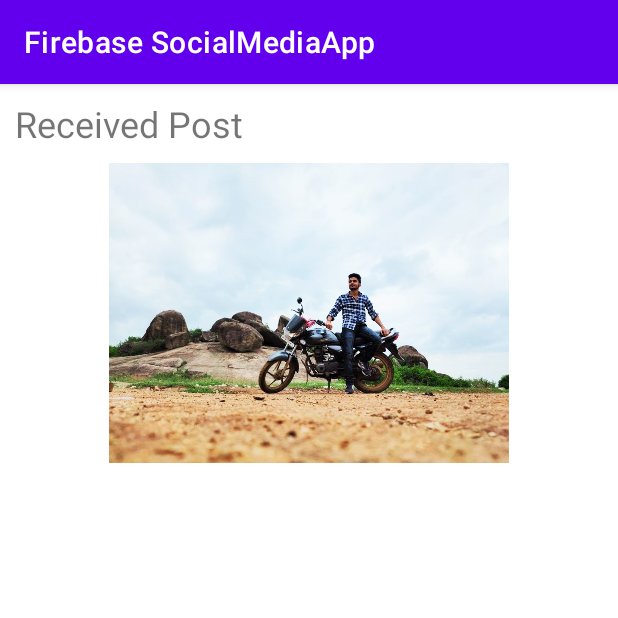
After one commit to vishwasranjan/SocialMediaApp, an Android app: the receivedpost screen opened directly, with no data from a screen before it, on a phone screen of 412 x 824 dp, the top half of it. The commit adds this screen. Run offline under Robolectric (Android 15) with nearby library versions, the phone set to English and light mode, and no system bars; our stand-ins replace Firebase (no records; nobody signed in at launch, a user with empty details on screens opened directly), Picasso.

Commit message:
User can show the post send by other user

```diff
--- a/app/build.gradle
+++ b/app/build.gradle
@@ -40,4 +40,6 @@ dependencies {
     androidTestImplementation 'androidx.test.espresso:espresso-core:3.2.0'
     implementation 'com.google.firebase:firebase-database:19.5.1'
     implementation 'com.google.firebase:firebase-storage:19.2.1'
+    implementation 'com.squareup.picasso:picasso:2.71828'
+
 }
--- a/app/src/main/AndroidManifest.xml
+++ b/app/src/main/AndroidManifest.xml
@@ -4,7 +4,7 @@
 
     <uses-permission android:name="android.permission.INTERNET" />
     <uses-permission android:name="android.permission.ACCESS_NETWORK_STATE" />
-    <uses-permission android:name="android.permission.READ_EXTERNAL_STORAGE"/>
+    <uses-permission android:name="android.permission.READ_EXTERNAL_STORAGE" />
 
     <application
         android:allowBackup="true"
@@ -13,7 +13,8 @@
         android:roundIcon="@mipmap/ic_launcher_round"
         android:supportsRtl="true"
         android:theme="@style/Theme.FirebaseSocialMediaApp">
-        <activity android:name=".SocialMediaActivity"></activity>
+        <activity android:name=".receivedpost"></activity>
+        <activity android:name=".SocialMediaActivity" />
         <activity android:name=".MainActivity">
             <intent-filter>
                 <action android:name="android.intent.action.MAIN" />
--- a/app/src/main/java/com/example/firebasesocialmediaapp/SocialMediaActivity.java
+++ b/app/src/main/java/com/example/firebasesocialmediaapp/SocialMediaActivity.java
@@ -113,6 +113,10 @@ public class SocialMediaActivity extends AppCompatActivity implements AdapterVie
                 finish();
                 Intent intent=new Intent(this,MainActivity.class);
                 startActivity(intent);
+                break;
+            case R.id.receiveditem:
+                Intent intent1=new Intent(this,receivedpost.class);
+                startActivity(intent1);
                 break;
         }
         return super.onOptionsItemSelected(item);
--- /dev/null
+++ b/app/src/main/java/com/example/firebasesocialmediaapp/receivedpost.java
@@ -0,0 +1,87 @@
+package com.example.firebasesocialmediaapp;
+
+import androidx.annotation.NonNull;
+import androidx.annotation.Nullable;
+import androidx.appcompat.app.AppCompatActivity;
+
+import android.os.Bundle;
+import android.view.View;
+import android.widget.AdapterView;
+import android.widget.ArrayAdapter;
+import android.widget.EditText;
+import android.widget.ImageView;
+import android.widget.ListView;
+import android.widget.TextView;
+
+import com.google.firebase.auth.FirebaseAuth;
+import com.google.firebase.database.ChildEventListener;
+import com.google.firebase.database.DataSnapshot;
+import com.google.firebase.database.DatabaseError;
+import com.google.firebase.database.FirebaseDatabase;
+import com.squareup.picasso.Picasso;
+
+import java.util.ArrayList;
+
+public class receivedpost extends AppCompatActivity implements AdapterView.OnItemClickListener {
+    private ListView receivedlistpost;
+    private ArrayAdapter adapter;
+    private ArrayList<String> usernames;
+    private ImageView receivedimagepost;
+    private TextView receiveddescription;
+    private ArrayList<DataSnapshot> dataSnapshots;
+
+    @Override
+    protected void onCreate(Bundle savedInstanceState) {
+        super.onCreate(savedInstanceState);
+        setContentView(R.layout.activity_receivedpost);
+        receivedlistpost=findViewById(R.id.receivedlist);
+        usernames=new ArrayList<>();
+        adapter=new ArrayAdapter(this, android.R.layout.simple_list_item_1,usernames);
+        receivedlistpost.setAdapter(adapter);
+        receivedimagepost=findViewById(R.id.receivedimage);
+        receiveddescription=findViewById(R.id.edtpostdescription);
+        dataSnapshots=new ArrayList<>();
+
+
+        receivedlistpost.setOnItemClickListener(this);
+
+        FirebaseDatabase.getInstance().getReference().child("my_user").child(FirebaseAuth.getInstance().getCurrentUser().getUid())
+                .child("Received_post").addChildEventListener(new ChildEventListener() {
+            @Override
+            public void onChildAdded(@NonNull DataSnapshot snapshot, @Nullable String previousChildName) {
+                dataSnapshots.add(snapshot);
+                String receivedusername=(String)snapshot.child("From Whom").getValue();
+                usernames.add(receivedusername);
+                adapter.notifyDataSetChanged();
+            }
+
+            @Override
+            public void onChildChanged(@NonNull DataSnapshot snapshot, @Nullable String previousChildName) {
+
+            }
+
+            @Override
+            public void onChildRemoved(@NonNull DataSnapshot snapshot) {
+
+            }
+
+            @Override
+            public void onChildMoved(@NonNull DataSnapshot snapshot, @Nullable String previousChildName) {
+
+            }
+
+            @Override
+            public void onCancelled(@NonNull DatabaseError error) {
+
+            }
+        });
+    }
+
+    @Override
+    public void onItemClick(AdapterView<?> parent, View view, int position, long id) {
+        DataSnapshot mydatasnapshot=dataSnapshots.get(position);
+        String downloadlink=(String)mydatasnapshot.child("Download Link").getValue();
+        Picasso.get().load(downloadlink).into(receivedimagepost);
+        receiveddescription.setText((String)mydatasnapshot.child("Description").getValue());
+    }
+}
--- /dev/null
+++ b/app/src/main/res/layout/activity_receivedpost.xml
@@ -0,0 +1,38 @@
+<?xml version="1.0" encoding="utf-8"?>
+<LinearLayout xmlns:android="http://schemas.android.com/apk/res/android"
+    xmlns:app="http://schemas.android.com/apk/res-auto"
+    xmlns:tools="http://schemas.android.com/tools"
+    android:layout_width="match_parent"
+    android:layout_height="match_parent"
+    android:orientation="vertical">
+
+    <TextView
+        android:id="@+id/textView"
+        android:layout_width="wrap_content"
+        android:layout_height="wrap_content"
+        android:layout_gravity="start|center_horizontal|center_vertical"
+        android:layout_margin="10dp"
+        android:text="Received Post"
+        android:textSize="24sp" />
+
+    <ImageView
+        android:id="@+id/receivedimage"
+        android:layout_width="match_parent"
+        android:layout_height="200dp"
+        app:srcCompat="@drawable/my_pic" />
+
+    <TextView
+        android:id="@+id/edtpostdescription"
+        android:layout_width="match_parent"
+        android:layout_height="wrap_content"
+        android:gravity="center"
+        android:textSize="24sp" />
+
+    <ListView
+        android:id="@+id/receivedlist"
+        android:layout_width="match_parent"
+        android:layout_height="match_parent"
+        android:layout_margin="10dp" />
+
+
+</LinearLayout>
--- a/app/src/main/res/menu/my_menu.xml
+++ b/app/src/main/res/menu/my_menu.xml
@@ -6,4 +6,8 @@
         android:id="@+id/logoutitem"
         android:title="logout"
         app:showAsAction="always" />
+    <item
+        android:id="@+id/receiveditem"
+        android:title="Received Post"
+        app:showAsAction="always" />
 </menu>
```
